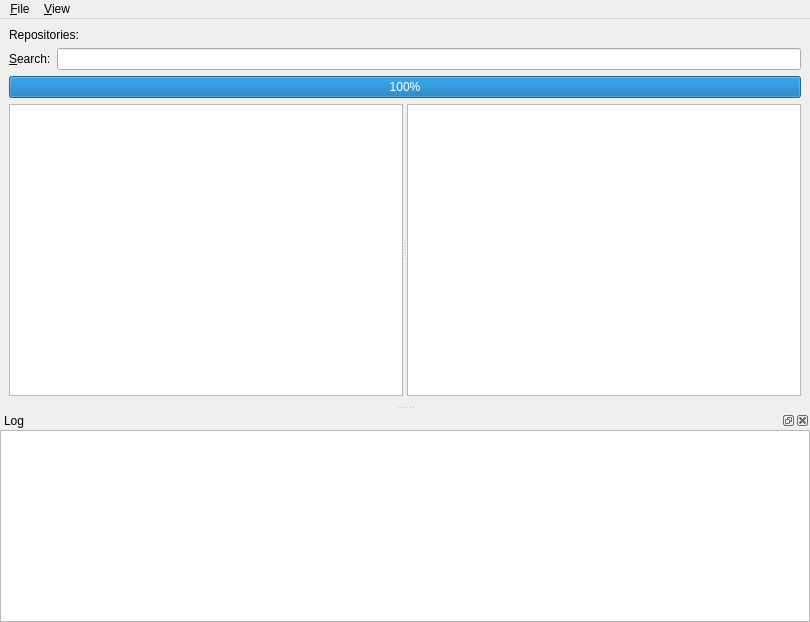
This is noteeds/gui/main_window.ui in deffi/noteeds as Qt 5 draws it before an edit. The edited form follows.
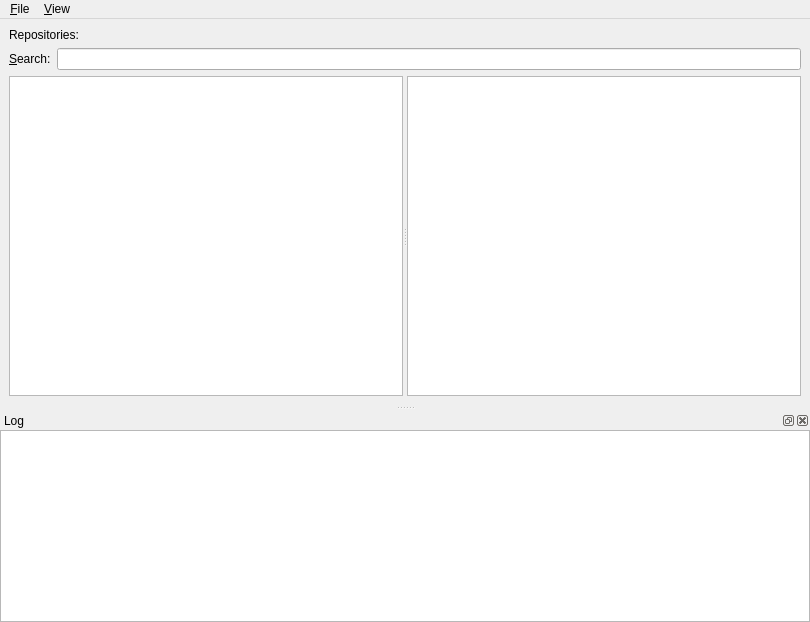
This is the edited form. Custom widgets are drawn as their Qt base class.

The edit to the form file:
```diff
--- a/noteeds/gui/main_window.ui
+++ b/noteeds/gui/main_window.ui
@@ -17,7 +17,7 @@
    <string>Noteeds</string>
   </property>
   <widget class="QWidget" name="centralwidget">
-   <layout class="QGridLayout" name="gridLayout" rowstretch="0,0,0,1">
+   <layout class="QGridLayout" name="gridLayout" rowstretch="0,0,1">
     <item row="0" column="0">
      <widget class="QLabel" name="repositoriesLabel">
       <property name="text">
@@ -56,7 +56,7 @@
       </layout>
      </widget>
     </item>
-    <item row="3" column="0">
+    <item row="2" column="0">
      <widget class="QSplitter" name="splitter">
       <property name="orientation">
        <enum>Qt::Horizontal</enum>
@@ -72,16 +72,6 @@
       <widget class="TextView" name="textView"/>
      </widget>
     </item>
-    <item row="2" column="0">
-     <widget class="QProgressBar" name="progressBar">
-      <property name="maximum">
-       <number>1000</number>
-      </property>
-      <property name="value">
-       <number>1000</number>
-      </property>
-     </widget>
-    </item>
    </layout>
   </widget>
   <widget class="QMenuBar" name="menubar">
```
